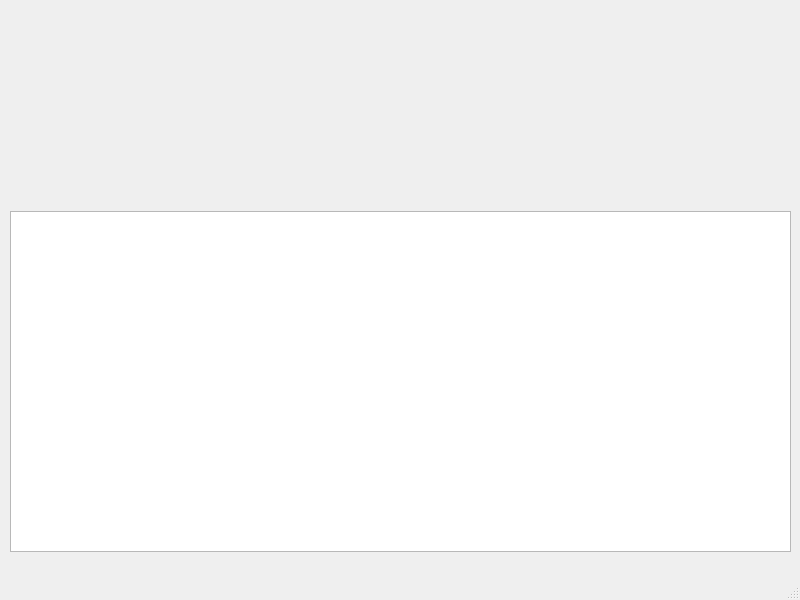
cpedrohenrique1/Atividade12EDII, file mainwindow.ui: the form before one commit.
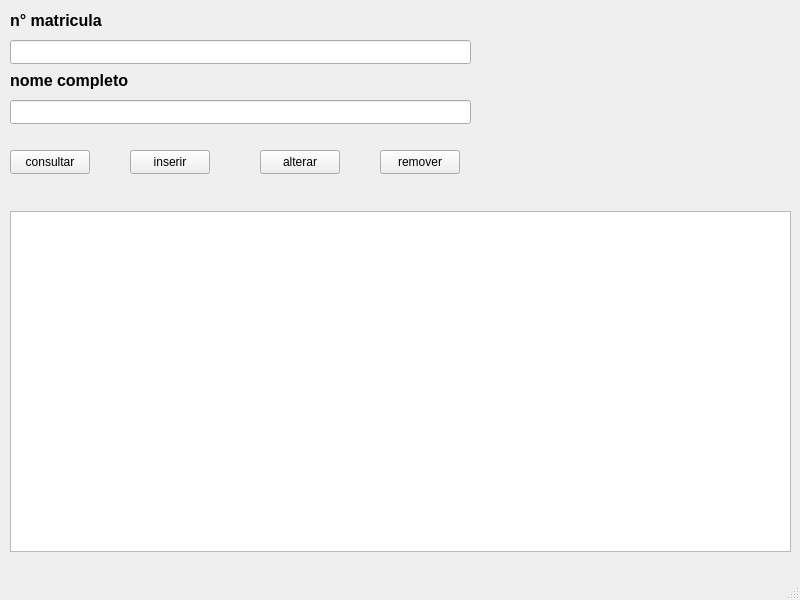
The form after the commit.

```diff
--- a/mainwindow.ui
+++ b/mainwindow.ui
@@ -24,6 +24,104 @@
      </rect>
     </property>
    </widget>
+   <widget class="QLineEdit" name="lineEdit_matricula">
+    <property name="geometry">
+     <rect>
+      <x>10</x>
+      <y>40</y>
+      <width>461</width>
+      <height>24</height>
+     </rect>
+    </property>
+   </widget>
+   <widget class="QLabel" name="label">
+    <property name="geometry">
+     <rect>
+      <x>10</x>
+      <y>10</y>
+      <width>101</width>
+      <height>21</height>
+     </rect>
+    </property>
+    <property name="text">
+     <string>&lt;html&gt;&lt;head/&gt;&lt;body&gt;&lt;p&gt;&lt;span style=&quot; font-size:12pt; font-weight:600;&quot;&gt;n° matricula&lt;/span&gt;&lt;/p&gt;&lt;/body&gt;&lt;/html&gt;</string>
+    </property>
+   </widget>
+   <widget class="QLineEdit" name="lineEdit_nomeCompleto">
+    <property name="geometry">
+     <rect>
+      <x>10</x>
+      <y>100</y>
+      <width>461</width>
+      <height>24</height>
+     </rect>
+    </property>
+   </widget>
+   <widget class="QLabel" name="label_2">
+    <property name="geometry">
+     <rect>
+      <x>10</x>
+      <y>70</y>
+      <width>121</width>
+      <height>21</height>
+     </rect>
+    </property>
+    <property name="text">
+     <string>&lt;html&gt;&lt;head/&gt;&lt;body&gt;&lt;p&gt;&lt;span style=&quot; font-size:12pt; font-weight:600;&quot;&gt;nome completo&lt;/span&gt;&lt;/p&gt;&lt;/body&gt;&lt;/html&gt;</string>
+    </property>
+   </widget>
+   <widget class="QPushButton" name="pushButton_inserir">
+    <property name="geometry">
+     <rect>
+      <x>130</x>
+      <y>150</y>
+      <width>80</width>
+      <height>24</height>
+     </rect>
+    </property>
+    <property name="text">
+     <string>inserir</string>
+    </property>
+   </widget>
+   <widget class="QPushButton" name="pushButton_consultar">
+    <property name="geometry">
+     <rect>
+      <x>10</x>
+      <y>150</y>
+      <width>80</width>
+      <height>24</height>
+     </rect>
+    </property>
+    <property name="text">
+     <string>consultar</string>
+    </property>
+   </widget>
+   <widget class="QPushButton" name="pushButton_alterar">
+    <property name="geometry">
+     <rect>
+      <x>260</x>
+      <y>150</y>
+      <width>80</width>
+      <height>24</height>
+     </rect>
+    </property>
+    <property name="text">
+     <string>alterar</string>
+    </property>
+   </widget>
+   <widget class="QPushButton" name="pushButton_remover">
+    <property name="geometry">
+     <rect>
+      <x>380</x>
+      <y>150</y>
+      <width>80</width>
+      <height>24</height>
+     </rect>
+    </property>
+    <property name="text">
+     <string>remover</string>
+    </property>
+   </widget>
   </widget>
   <widget class="QMenuBar" name="menubar">
    <property name="geometry">
```
Left out of the diff: 2 changed lines with no effect on the pictures.
